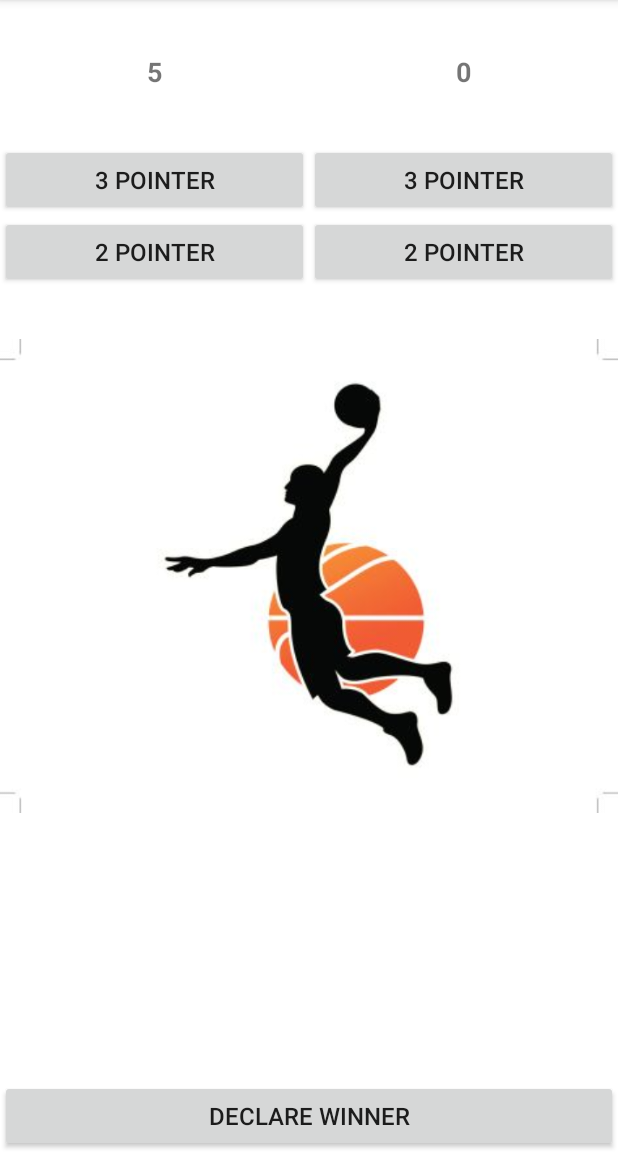
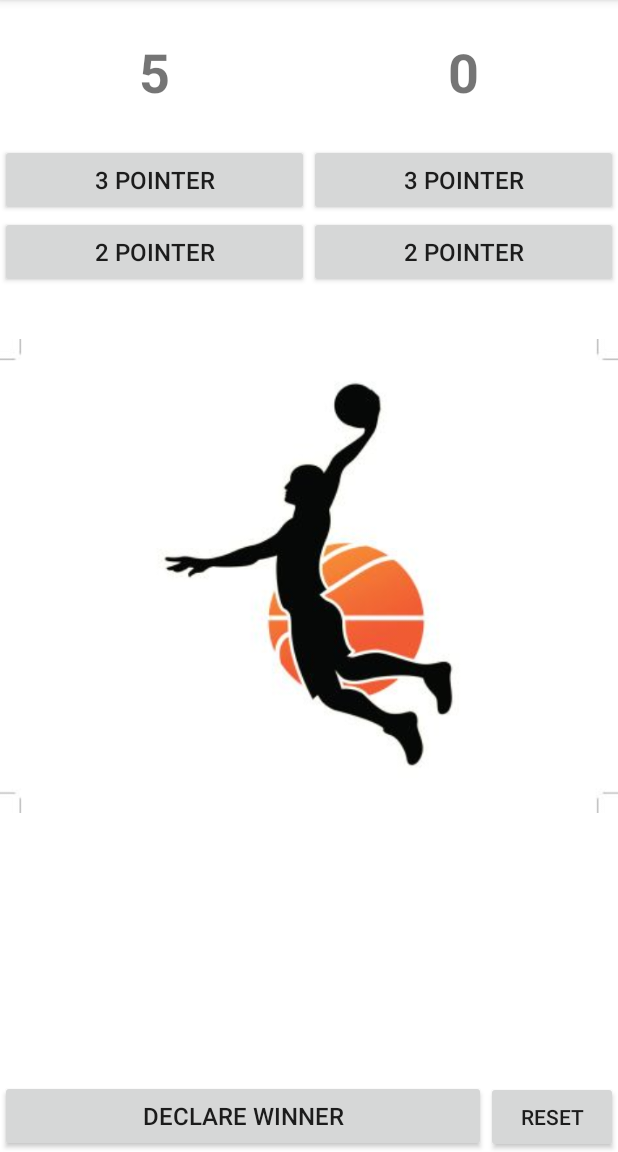
Before and after one commit to inaseem/ScoreKeeper, an Android app: the screen it shows after launch (MainActivity), after a tap on "DECLARE WINNER", on a phone screen of 412 x 824 dp, the part 84-1236 px from its top. Run offline under Robolectric (Android 15) with nearby library versions, the phone set to English and light mode, and no system bars; 2 other taps on this screen came first.

Commit message:
Changes Done

```diff
--- a/app/src/main/java/ali/naseem/scorekeeper/MainActivity.java
+++ b/app/src/main/java/ali/naseem/scorekeeper/MainActivity.java
@@ -1,7 +1,7 @@
 package ali.naseem.scorekeeper;
 
+import android.os.Bundle;
 import android.support.v7.app.AppCompatActivity;
-import android.os.Bundle;
 import android.view.View;
 import android.widget.Button;
 import android.widget.TextView;
@@ -9,59 +9,66 @@ import android.widget.Toast;
 
 public class MainActivity extends AppCompatActivity {
 
-    private TextView teamA,teamB;
-    private Button pointer3A,pointer3B,pointer2A,pointer2B,declareWinner;
+    private TextView teamA;
+    private TextView teamB;
+    private Button pointer3A;
+    private Button pointer3B;
+    private Button pointer2A;
+    private Button pointer2B;
+
     @Override
     protected void onCreate(Bundle savedInstanceState) {
         super.onCreate(savedInstanceState);
         setContentView(R.layout.activity_main);
-        teamA=findViewById(R.id.teamA);
-        teamB=findViewById(R.id.teamB);
-        pointer3A=findViewById(R.id.pointerA3);
-        pointer3B=findViewById(R.id.pointerB3);
-        pointer2A=findViewById(R.id.pointerA2);
-        pointer2B=findViewById(R.id.pointerB2);
-        declareWinner=findViewById(R.id.declareWinner);
+        teamA = findViewById(R.id.teamA);
+        teamB = findViewById(R.id.teamB);
+        pointer3A = findViewById(R.id.pointerA3);
+        pointer3B = findViewById(R.id.pointerB3);
+        pointer2A = findViewById(R.id.pointerA2);
+        pointer2B = findViewById(R.id.pointerB2);
         pointer3A.setOnClickListener(new View.OnClickListener() {
             @Override
             public void onClick(View view) {
-                teamA.setText(String.valueOf(Integer.parseInt(teamA.getText().toString())+3));
+                teamA.setText(String.valueOf(Integer.parseInt(teamA.getText().toString()) + 3));
             }
         });
 
         pointer3B.setOnClickListener(new View.OnClickListener() {
             @Override
             public void onClick(View view) {
-                teamB.setText(String.valueOf(Integer.parseInt(teamB.getText().toString())+3));
+                teamB.setText(String.valueOf(Integer.parseInt(teamB.getText().toString()) + 3));
             }
         });
 
         pointer2A.setOnClickListener(new View.OnClickListener() {
             @Override
             public void onClick(View view) {
-                teamA.setText(String.valueOf(Integer.parseInt(teamA.getText().toString())+2));
+                teamA.setText(String.valueOf(Integer.parseInt(teamA.getText().toString()) + 2));
             }
         });
 
         pointer2B.setOnClickListener(new View.OnClickListener() {
             @Override
             public void onClick(View view) {
-                teamB.setText(String.valueOf(Integer.parseInt(teamB.getText().toString())+2));
-            }
-        });
-        declareWinner.setOnClickListener(new View.OnClickListener() {
-            @Override
-            public void onClick(View view) {
-                int scoreA=Integer.parseInt(teamA.getText().toString());
-                int scoreB=Integer.parseInt(teamB.getText().toString());
-                if(scoreA>scoreB){
-                    Toast.makeText(MainActivity.this, "Team A Wins", Toast.LENGTH_SHORT).show();
-                }else if(scoreB>scoreA){
-                    Toast.makeText(MainActivity.this, "Team B Wins", Toast.LENGTH_SHORT).show();
-                }else{
-                    Toast.makeText(MainActivity.this, "Match Draw", Toast.LENGTH_SHORT).show();
-                }
+                teamB.setText(String.valueOf(Integer.parseInt(teamB.getText().toString()) + 2));
             }
         });
     }
+
+    public void showWinner(View view) {
+        int scoreA = Integer.parseInt(teamA.getText().toString());
+        int scoreB = Integer.parseInt(teamB.getText().toString());
+        if (scoreA > scoreB) {
+            Toast.makeText(MainActivity.this, "Team A Wins", Toast.LENGTH_SHORT).show();
+        } else if (scoreB > scoreA) {
+            Toast.makeText(MainActivity.this, "Team B Wins", Toast.LENGTH_SHORT).show();
+        } else {
+            Toast.makeText(MainActivity.this, "Match Draw", Toast.LENGTH_SHORT).show();
+        }
+    }
+
+    public void doReset(View view) {
+        teamA.setText("0");
+        teamB.setText("0");
+    }
 }
--- a/app/src/main/res/layout/activity_main.xml
+++ b/app/src/main/res/layout/activity_main.xml
@@ -18,7 +18,7 @@
         android:layout_width="match_parent"
         android:layout_height="0dp"
         android:orientation="horizontal"
-        app:layout_constraintBottom_toTopOf="@id/declareWinner"
+        app:layout_constraintBottom_toTopOf="@id/bottomContainer"
         app:layout_constraintTop_toTopOf="parent">
 
         <LinearLayout
@@ -33,7 +33,7 @@
                 android:layout_height="96dp"
                 android:gravity="center"
                 android:text="@string/score"
-                android:textSize="18sp"
+                android:textSize="36sp"
                 android:textStyle="bold" />
 
             <Button
@@ -64,7 +64,7 @@
                 android:layout_height="96dp"
                 android:gravity="center"
                 android:text="@string/score"
-                android:textSize="18sp"
+                android:textSize="36sp"
                 android:textStyle="bold" />
 
             <Button
@@ -83,12 +83,28 @@
         </LinearLayout>
     </LinearLayout>
 
-    <Button
-        android:id="@+id/declareWinner"
+    <LinearLayout
+        android:id="@+id/bottomContainer"
         android:layout_width="match_parent"
         android:layout_height="wrap_content"
-        android:text="@string/winner"
-        android:textSize="16sp"
-        app:layout_constraintBottom_toBottomOf="parent" />
+        android:orientation="horizontal"
+        app:layout_constraintBottom_toBottomOf="parent">
+
+        <Button
+            android:id="@+id/declareWinner"
+            android:layout_width="0dp"
+            android:layout_height="wrap_content"
+            android:layout_weight="1"
+            android:onClick="showWinner"
+            android:text="@string/winner"
+            android:textSize="16sp" />
+
+        <Button
+            android:id="@+id/reset"
+            android:layout_width="wrap_content"
+            android:layout_height="wrap_content"
+            android:onClick="doReset"
+            android:text="@string/reset" />
+    </LinearLayout>
 
 </android.support.constraint.ConstraintLayout>
--- a/app/src/main/res/values/strings.xml
+++ b/app/src/main/res/values/strings.xml
@@ -4,5 +4,6 @@
     <string name="pointer_two">2 Pointer</string>
     <string name="pointer_three">3 Pointer</string>
     <string name="winner">Declare Winner</string>
+    <string name="reset">Reset</string>
     <string name="app_name">Score Keeper</string>
 </resources>
```
